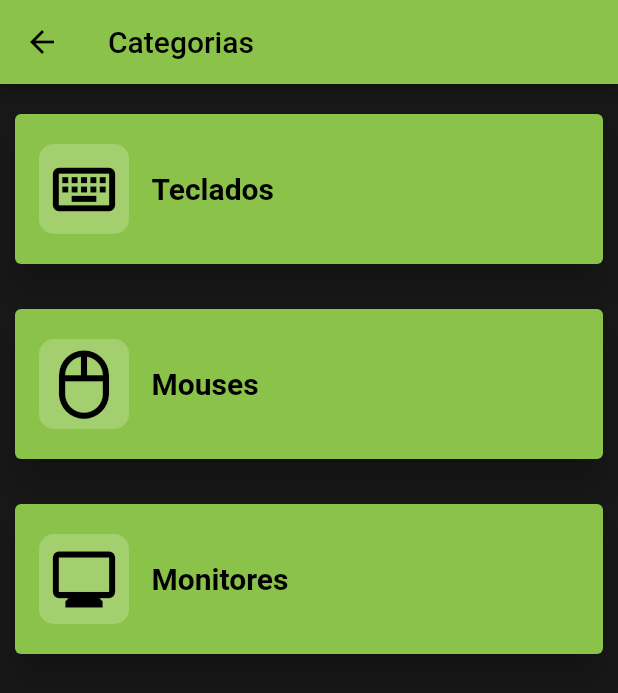
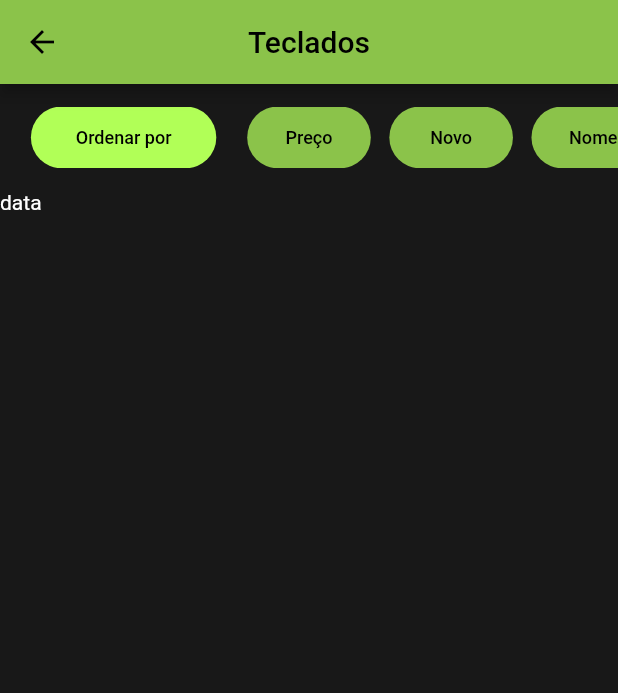
Before and after one commit to LeandroTheDev/malugos_project, a Flutter app: the CategoryPage screen opened by its route, after a tap on "Teclados", on a phone screen of 412 x 824 dp. Shown: the top 693 px of the screen. Run offline on Flutter 3.47's test engine with Material 2 defaults, Android fonts, the phone set to English and light mode, and no system bars; our stand-ins replace carousel_slider, shared_preferences; missing offline and left inert: mysql1; accounts and stored records are empty.

Commit message:
Categorys Page

```diff
--- a/lib/data/mysqldata.dart
+++ b/lib/data/mysqldata.dart
@@ -57,4 +57,20 @@ class MySqlData {
     }
     return result;
   }
+
+  //Returns selected category items
+  static Future<List<String>> pushCategoryItem([data, sort, category]) async {
+    //Start Connection with DataBase
+    final mysql = await MySqlConnection.connect(
+      ConnectionSettings(
+        host: MySqlData.adress,
+        port: MySqlData.port,
+        user: MySqlData.username,
+        db: MySqlData.data,
+        password: MySqlData.password,
+      ),
+    );
+    data = ['test'];
+    return data;
+  }
 }
--- a/lib/data/provider.dart
+++ b/lib/data/provider.dart
@@ -80,11 +80,11 @@ class Options with ChangeNotifier {
   //Configuration
   bool _notifications = false;
   bool _isLoading = false;
-  String _featureCategory = 'Tudo';
+  String _sort = 'tudo';
 
   bool get notifications => _notifications;
   bool get isLoading => _isLoading;
-  String get featureCategory => _featureCategory;
+  String get sort => _sort;
 
   void changeNotifications() {
     _notifications = !_notifications;
@@ -96,8 +96,8 @@ class Options with ChangeNotifier {
     notifyListeners();
   }
 
-  void changeFeatureCategory(String value) {
-    _featureCategory = value;
+  void changeSort(sort) {
+    _sort = sort;
     notifyListeners();
   }
 }
--- a/lib/main.dart
+++ b/lib/main.dart
@@ -2,6 +2,7 @@ import 'package:flutter/material.dart';
 import 'package:malugos_project/data/provider.dart';
 import 'package:malugos_project/pages/authpage.dart';
 import 'package:malugos_project/pages/authremember.dart';
+import 'package:malugos_project/pages/drawer_page/category_pages/keybord_category.dart';
 import 'package:malugos_project/pages/drawer_page/categorypage.dart';
 import 'package:malugos_project/pages/drawer_page/configurationpage.dart';
 import 'package:malugos_project/pages/drawer_page/profilepage.dart';
@@ -44,6 +45,7 @@ class MyApp extends StatelessWidget {
         '/configurationpage': (context) => const ConfigurationPage(),
         '/profilepage': (context) => const ProfilePage(),
         '/featurepage': (context) => const FeaturePage(),
+        '/keyboardCategory': (context) => const KeybordCategory(),
       },
       home: const MyHomePage(),
     );
--- a/lib/pages/authremember.dart
+++ b/lib/pages/authremember.dart
@@ -70,6 +70,7 @@ class _AuthRememberState extends State<AuthRemember> {
         }
         //Error treatment
       }).catchError((error) {
+        Navigator.of(context).pushReplacementNamed('/authpage');
         showDialog(
             context: context,
             builder: (context) {
--- /dev/null
+++ b/lib/pages/drawer_page/category_pages/keybord_category.dart
@@ -0,0 +1,170 @@
+import 'package:flutter/material.dart';
+import 'package:malugos_project/data/mysqldata.dart';
+import 'package:malugos_project/data/provider.dart';
+import 'package:provider/provider.dart';
+
+class KeybordCategory extends StatelessWidget {
+  const KeybordCategory({super.key});
+
+  @override
+  Widget build(BuildContext context) {
+    final screenSize = MediaQuery.of(context).size;
+    List<String> data = [];
+    return Scaffold(
+      appBar: AppBar(
+        title: const Text('Teclados'),
+        centerTitle: true,
+      ),
+      body: Column(
+        children: [
+          Padding(
+            padding: const EdgeInsets.symmetric(vertical: 15.0),
+            child: SingleChildScrollView(
+              scrollDirection: Axis.horizontal,
+              child: Row(
+                children: [
+                  SizedBox(width: screenSize.width * 0.05),
+                  //Sort By
+                  Container(
+                    width: screenSize.width * 0.3,
+                    height: screenSize.height * 0.05,
+                    decoration: BoxDecoration(
+                      borderRadius: BorderRadius.circular(30),
+                      color: const Color.fromARGB(255, 177, 255, 87),
+                    ),
+                    child: FittedBox(
+                      child: TextButton(
+                        style: ButtonStyle(
+                            backgroundColor: MaterialStateProperty.all(
+                                const Color.fromARGB(0, 0, 0, 0))),
+                        onPressed: () {},
+                        child: const Text(
+                          'Ordenar por',
+                          style: TextStyle(color: Colors.black),
+                        ),
+                      ),
+                    ),
+                  ),
+                  SizedBox(width: screenSize.width * 0.05),
+                  //Price
+                  Container(
+                    width: screenSize.width * 0.2,
+                    height: screenSize.height * 0.05,
+                    decoration: BoxDecoration(
+                      borderRadius: BorderRadius.circular(30),
+                      color: Colors.lightGreen,
+                    ),
+                    child: FittedBox(
+                      child: TextButton(
+                        style: ButtonStyle(
+                            backgroundColor: MaterialStateProperty.all(
+                                const Color.fromARGB(0, 0, 0, 0))),
+                        onPressed: () {
+                          Provider.of<Options>(context, listen: false)
+                              .changeSort('preco');
+                          //SetState
+                          Navigator.pushReplacement(
+                            context,
+                            MaterialPageRoute(builder: ((context) => this)),
+                          );
+                        },
+                        child: const Text(
+                          'Preço',
+                          style: TextStyle(
+                            color: Colors.black,
+                          ),
+                        ),
+                      ),
+                    ),
+                  ),
+                  SizedBox(width: screenSize.width * 0.03),
+                  //New
+                  Container(
+                    width: screenSize.width * 0.2,
+                    height: screenSize.height * 0.05,
+                    decoration: BoxDecoration(
+                      borderRadius: BorderRadius.circular(30),
+                      color: Colors.lightGreen,
+                    ),
+                    child: FittedBox(
+                      child: TextButton(
+                        style: ButtonStyle(
+                            backgroundColor: MaterialStateProperty.all(
+                                const Color.fromARGB(0, 0, 0, 0))),
+                        onPressed: () {
+                          Navigator.pushReplacement(
+                            context,
+                            MaterialPageRoute(builder: ((context) => this)),
+                          );
+                        },
+                        child: const Text(
+                          'Novo',
+                          style: TextStyle(
+                            color: Colors.black,
+                          ),
+                        ),
+                      ),
+                    ),
+                  ),
+                  SizedBox(width: screenSize.width * 0.03),
+                  //Nome
+                  Container(
+                    width: screenSize.width * 0.2,
+                    height: screenSize.height * 0.05,
+                    decoration: BoxDecoration(
+                      borderRadius: BorderRadius.circular(30),
+                      color: Colors.lightGreen,
+                    ),
+                    child: FittedBox(
+                      child: TextButton(
+                        style: ButtonStyle(
+                            backgroundColor: MaterialStateProperty.all(
+                                const Color.fromARGB(0, 0, 0, 0))),
+                        onPressed: () {
+                          Navigator.pushReplacement(
+                            context,
+                            MaterialPageRoute(builder: ((context) => this)),
+                          );
+                        },
+                        child: const Text(
+                          'Nome',
+                          style: TextStyle(
+                            color: Colors.black,
+                          ),
+                        ),
+                      ),
+                    ),
+                  ),
+                ],
+              ),
+            ),
+          ),
+          FutureBuilder(
+            future: MySqlData.pushCategoryItem(
+              data,
+              Provider.of<Options>(context, listen: false).sort,
+              'teclados',
+            ),
+            builder: ((context, future) {
+              if (future.hasData) {
+                return Expanded(
+                  child: ListView.builder(
+                    itemCount: future.data?.length,
+                    itemBuilder: ((context, index) {
+                      return const Text(
+                        'data',
+                        style: TextStyle(color: Colors.white),
+                      );
+                    }),
+                  ),
+                );
+              } else {
+                return const CircularProgressIndicator();
+              }
+            }),
+          ),
+        ],
+      ),
+    );
+  }
+}
--- a/lib/pages/drawer_page/categorypage.dart
+++ b/lib/pages/drawer_page/categorypage.dart
@@ -26,7 +26,9 @@ class _CategoryPageState extends State<CategoryPage> {
                 style: ElevatedButton.styleFrom(
                   elevation: 10,
                 ),
-                onPressed: () {},
+                onPressed: () {
+                  Navigator.of(context).pushNamed('/keyboardCategory');
+                },
                 child: SizedBox(
                   width: screenSize.width,
                   height: 100,
--- a/lib/pages/home_page/featurepage.dart
+++ b/lib/pages/home_page/featurepage.dart
@@ -3,7 +3,6 @@ import 'package:malugos_project/components/productitem_show.dart';
 import 'package:malugos_project/data/productsdata.dart';
 import 'package:malugos_project/data/provider.dart';
 import 'package:mysql1/mysql1.dart';
-import 'package:provider/provider.dart';
 import '../../components/productitem_v.dart';
 import '../../data/mysqldata.dart';
 
@@ -20,9 +19,8 @@ class _FeaturePageState extends State<FeaturePage> {
   Widget build(BuildContext context) {
     final screenSize = MediaQuery.of(context).size;
     final screenSizeHeight = screenSize.height - kBottomNavigationBarHeight;
-    final optionsW = Provider.of<Options>(context, listen: true);
 
-    Future pushProducts([id, category]) async {
+    Future pushProducts([id]) async {
       //Estabilish connection
       final mysql = await MySqlConnection.connect(
         ConnectionSettings(
@@ -90,7 +88,7 @@ class _FeaturePageState extends State<FeaturePage> {
         children: [
           //Show features products
           FutureBuilder(
-              future: pushProducts(1, optionsW.featureCategory),
+              future: pushProducts(1),
               builder: (context, future) {
                 if (future.data == null) {
                   return Container(
```
